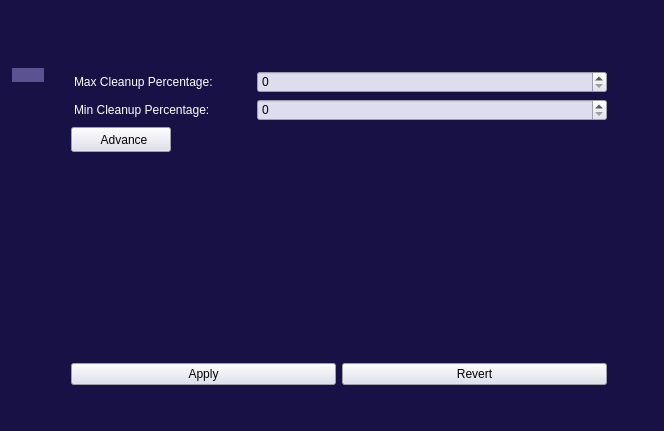
Before: the Qt Designer form storage_UI/storage_main.ui in DORSA-co/oxin_storage_management, drawn with Qt 5.
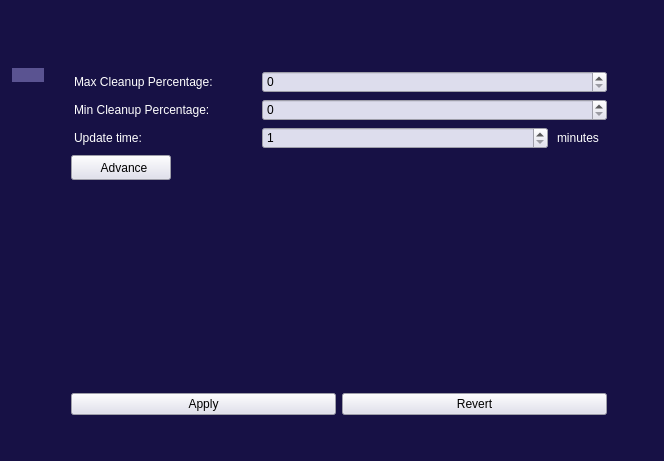
After: the same form once the commit is applied. The open tabs and pages were chosen to show the change. Icons and pictures are not drawn.

Commit message: add update time to settings

Patch:
```diff
--- a/storage_UI/storage_main.ui
+++ b/storage_UI/storage_main.ui
@@ -7,7 +7,7 @@
     <x>0</x>
     <y>0</y>
     <width>664</width>
-    <height>431</height>
+    <height>461</height>
    </rect>
   </property>
   <property name="windowTitle">
@@ -746,13 +746,13 @@
                  </property>
                  <property name="minimumSize">
                   <size>
-                   <width>180</width>
+                   <width>185</width>
                    <height>0</height>
                   </size>
                  </property>
                  <property name="maximumSize">
                   <size>
-                   <width>180</width>
+                   <width>185</width>
                    <height>16777215</height>
                   </size>
                  </property>
@@ -788,13 +788,13 @@
                  </property>
                  <property name="minimumSize">
                   <size>
-                   <width>180</width>
+                   <width>185</width>
                    <height>0</height>
                   </size>
                  </property>
                  <property name="maximumSize">
                   <size>
-                   <width>180</width>
+                   <width>185</width>
                    <height>16777215</height>
                   </size>
                  </property>
@@ -818,6 +818,64 @@
                </item>
               </layout>
              </item>
+             <item>
+              <layout class="QHBoxLayout" name="horizontalLayout_224">
+               <item>
+                <widget class="QLabel" name="update_time_label">
+                 <property name="sizePolicy">
+                  <sizepolicy hsizetype="Fixed" vsizetype="Preferred">
+                   <horstretch>0</horstretch>
+                   <verstretch>0</verstretch>
+                  </sizepolicy>
+                 </property>
+                 <property name="minimumSize">
+                  <size>
+                   <width>185</width>
+                   <height>0</height>
+                  </size>
+                 </property>
+                 <property name="maximumSize">
+                  <size>
+                   <width>185</width>
+                   <height>16777215</height>
+                  </size>
+                 </property>
+                 <property name="styleSheet">
+                  <string notr="true"/>
+                 </property>
+                 <property name="text">
+                  <string>Update time:</string>
+                 </property>
+                </widget>
+               </item>
+               <item>
+                <widget class="QSpinBox" name="update_time_spinBox">
+                 <property name="styleSheet">
+                  <string notr="true"/>
+                 </property>
+                 <property name="minimum">
+                  <number>1</number>
+                 </property>
+                 <property name="maximum">
+                  <number>60</number>
+                 </property>
+                </widget>
+               </item>
+               <item>
+                <widget class="QLabel" name="minutes_label">
+                 <property name="sizePolicy">
+                  <sizepolicy hsizetype="Fixed" vsizetype="Preferred">
+                   <horstretch>0</horstretch>
+                   <verstretch>0</verstretch>
+                  </sizepolicy>
+                 </property>
+                 <property name="text">
+                  <string>minutes</string>
+                 </property>
+                </widget>
+               </item>
+              </layout>
+             </item>
              <item>
               <layout class="QHBoxLayout" name="horizontalLayout_4">
                <item>
```
Left out of the diff: 16 changed lines with no effect on the pictures. The commit also changes 13 other files.
